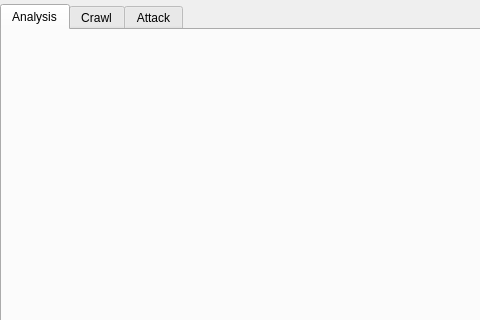
Before: the Qt Designer form gui/src/project/specific/SpecificAnalysis.ui in 3nock/OTE, drawn with Qt 5; both pictures show x 0 to 480 and y 0 to 320 of the 604 by 446 pixel window.
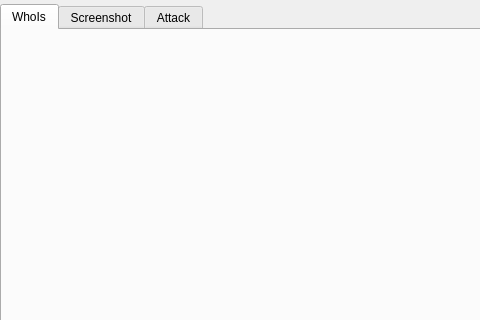
After: the same form once the commit is applied.

What changed in the file:
```diff
--- a/gui/src/project/specific/SpecificAnalysis.ui
+++ b/gui/src/project/specific/SpecificAnalysis.ui
@@ -36,12 +36,12 @@
      </property>
      <widget class="QWidget" name="tabAnalysis">
       <attribute name="title">
-       <string>Analysis</string>
+       <string>WhoIs</string>
       </attribute>
      </widget>
      <widget class="QWidget" name="tabCrawl">
       <attribute name="title">
-       <string>Crawl</string>
+       <string>Screenshot</string>
       </attribute>
      </widget>
      <widget class="QWidget" name="tabAttack">
```
Left out of the diff: 4 changed lines with no effect on the pictures.
